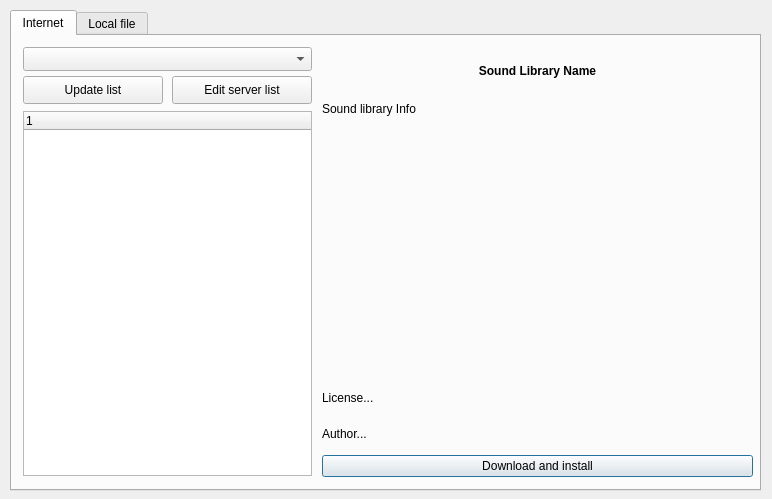
The window that gui/src/SoundLibrary/SoundLibraryImportDialog_UI.ui (hydrogen-music/hydrogen) describes before a commit, drawn with Qt 5.
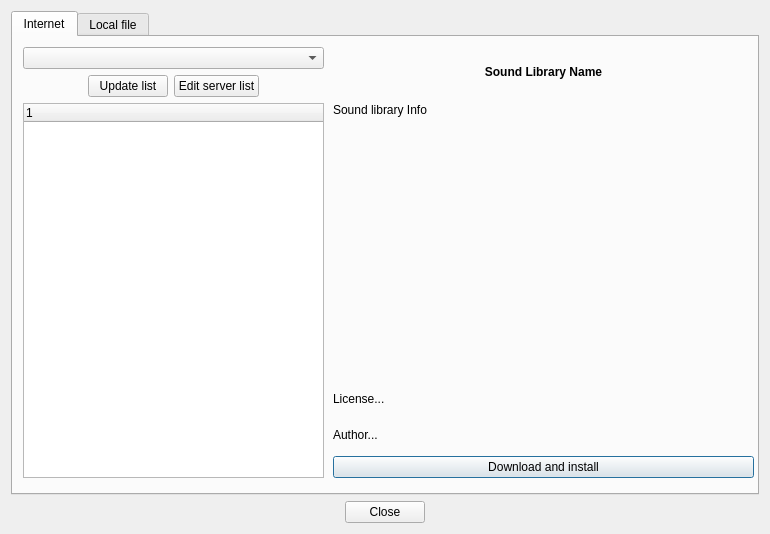
The same window after the commit.

Commit message: Bug fix: DownloadWidget is now handling correctly HTTP 302 code (redirect). RedirectHttp class was borrowed from AmaroK ;-) Some code cleanup...

```diff
--- a/gui/src/SoundLibrary/SoundLibraryImportDialog_UI.ui
+++ b/gui/src/SoundLibrary/SoundLibraryImportDialog_UI.ui
@@ -5,22 +5,16 @@
    <rect>
     <x>0</x>
     <y>0</y>
-    <width>772</width>
-    <height>499</height>
+    <width>770</width>
+    <height>534</height>
    </rect>
   </property>
   <property name="windowTitle" >
    <string>Dialog</string>
   </property>
+  <layout class="QVBoxLayout" >
+   <item>
   <widget class="QTabWidget" name="tabWidget" >
-   <property name="geometry" >
-    <rect>
-     <x>10</x>
-     <y>10</y>
-     <width>751</width>
-     <height>481</height>
-    </rect>
-   </property>
    <property name="currentIndex" >
     <number>0</number>
    </property>
@@ -31,9 +25,9 @@
     <widget class="QWidget" name="widget_1" >
      <property name="geometry" >
       <rect>
-       <x>310</x>
+         <x>320</x>
        <y>10</y>
-       <width>431</width>
+         <width>421</width>
        <height>431</height>
       </rect>
      </property>
@@ -129,38 +123,65 @@
       </item>
      </layout>
     </widget>
+      <widget class="QWidget" name="" >
+       <property name="geometry" >
+        <rect>
+         <x>10</x>
+         <y>10</y>
+         <width>301</width>
+         <height>431</height>
+        </rect>
+       </property>
+       <layout class="QVBoxLayout" >
+        <item>
+         <widget class="QComboBox" name="repositoryCombo" />
+        </item>
+        <item>
+         <layout class="QHBoxLayout" >
+          <item>
+           <spacer>
+            <property name="orientation" >
+             <enum>Qt::Horizontal</enum>
+            </property>
+            <property name="sizeHint" >
+             <size>
+              <width>40</width>
+              <height>20</height>
+             </size>
+            </property>
+           </spacer>
+          </item>
+          <item>
+           <widget class="QPushButton" name="UpdateListBtn" >
+            <property name="text" >
+             <string>Update list</string>
+            </property>
+           </widget>
+          </item>
+          <item>
     <widget class="QPushButton" name="EditListBtn" >
-     <property name="geometry" >
-      <rect>
-       <x>160</x>
-       <y>40</y>
-       <width>140</width>
-       <height>28</height>
-      </rect>
-     </property>
      <property name="text" >
       <string>Edit server list</string>
      </property>
     </widget>
-    <widget class="QComboBox" name="repositoryCombo" >
-     <property name="geometry" >
-      <rect>
-       <x>11</x>
-       <y>11</y>
-       <width>289</width>
-       <height>24</height>
-      </rect>
-     </property>
-    </widget>
+          </item>
+          <item>
+           <spacer>
+            <property name="orientation" >
+             <enum>Qt::Horizontal</enum>
+            </property>
+            <property name="sizeHint" >
+             <size>
+              <width>40</width>
+              <height>20</height>
+             </size>
+            </property>
+           </spacer>
+          </item>
+         </layout>
+        </item>
+        <item>
     <widget class="QTreeWidget" name="m_pDrumkitTree" >
-     <property name="geometry" >
-      <rect>
-       <x>11</x>
-       <y>75</y>
-       <width>289</width>
-       <height>365</height>
-      </rect>
-     </property>
      <property name="alternatingRowColors" >
       <bool>true</bool>
      </property>
@@ -179,18 +200,8 @@
       </property>
      </column>
     </widget>
-    <widget class="QPushButton" name="UpdateListBtn" >
-     <property name="geometry" >
-      <rect>
-       <x>11</x>
-       <y>40</y>
-       <width>140</width>
-       <height>28</height>
-      </rect>
-     </property>
-     <property name="text" >
-      <string>Update list</string>
-     </property>
+        </item>
+       </layout>
     </widget>
    </widget>
    <widget class="QWidget" name="tab_2" >
@@ -259,6 +270,45 @@
     </widget>
    </widget>
   </widget>
+   </item>
+   <item>
+    <layout class="QHBoxLayout" >
+     <item>
+      <spacer>
+       <property name="orientation" >
+        <enum>Qt::Horizontal</enum>
+       </property>
+       <property name="sizeHint" >
+        <size>
+         <width>40</width>
+         <height>20</height>
+        </size>
+       </property>
+      </spacer>
+     </item>
+     <item>
+      <widget class="QPushButton" name="close_btn" >
+       <property name="text" >
+        <string>Close</string>
+       </property>
+      </widget>
+     </item>
+     <item>
+      <spacer>
+       <property name="orientation" >
+        <enum>Qt::Horizontal</enum>
+       </property>
+       <property name="sizeHint" >
+        <size>
+         <width>40</width>
+         <height>20</height>
+        </size>
+       </property>
+      </spacer>
+     </item>
+    </layout>
+   </item>
+  </layout>
  </widget>
  <resources/>
  <connections/>
```
Lines whose indentation alone changed are shown as unchanged. The commit also changes 6 other files.
